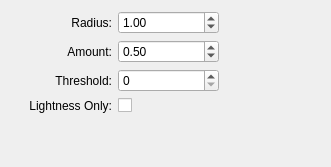
KDE/krita, file plugins/filters/unsharp/wdgunsharp.ui: the form before one commit.
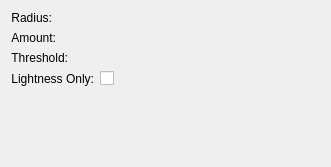
The form after the commit. Custom widgets are drawn as their Qt base class.

Commit message: Sliders added in Filter plugins to replace QSlider

What changed in the file:
```diff
--- a/plugins/filters/unsharp/wdgunsharp.ui
+++ b/plugins/filters/unsharp/wdgunsharp.ui
@@ -14,8 +14,8 @@
     <height>167</height>
    </rect>
   </property>
-  <layout class="QGridLayout" name="gridLayout">
-   <item column="0" row="0">
+  <layout class="QFormLayout" name="formLayout">
+   <item row="0" column="0">
     <widget class="QLabel" name="textLabel1">
      <property name="sizePolicy">
       <sizepolicy hsizetype="MinimumExpanding" vsizetype="Preferred">
@@ -34,33 +34,17 @@
      </property>
     </widget>
    </item>
-   <item column="1" row="0">
-    <widget class="KisDoubleParseSpinBox" name="doubleHalfSize">
+   <item row="0" column="1">
+    <widget class="KisDoubleSliderSpinBox" name="doubleHalfSize" native="true">
      <property name="sizePolicy">
-      <sizepolicy hsizetype="Expanding" vsizetype="Fixed">
+      <sizepolicy hsizetype="Expanding" vsizetype="Preferred">
        <horstretch>0</horstretch>
        <verstretch>0</verstretch>
       </sizepolicy>
      </property>
-     <property name="value">
-      <double>1.000000000000000</double>
-     </property>
     </widget>
    </item>
-   <item column="2" row="0" rowspan="4">
-    <spacer name="horizontalSpacer">
-     <property name="orientation">
-      <enum>Qt::Horizontal</enum>
-     </property>
-     <property name="sizeHint" stdset="0">
-      <size>
-       <width>40</width>
-       <height>20</height>
-      </size>
-     </property>
-    </spacer>
-   </item>
-   <item column="0" row="1">
+   <item row="1" column="0">
     <widget class="QLabel" name="textLabel3">
      <property name="sizePolicy">
       <sizepolicy hsizetype="MinimumExpanding" vsizetype="Preferred">
@@ -79,23 +63,7 @@
      </property>
     </widget>
    </item>
-   <item column="1" row="1">
-    <widget class="KisDoubleParseSpinBox" name="doubleAmount">
-     <property name="sizePolicy">
-      <sizepolicy hsizetype="Expanding" vsizetype="Fixed">
-       <horstretch>0</horstretch>
-       <verstretch>0</verstretch>
-      </sizepolicy>
-     </property>
-     <property name="singleStep">
-      <double>0.100000000000000</double>
-     </property>
-     <property name="value">
-      <double>0.500000000000000</double>
-     </property>
-    </widget>
-   </item>
-   <item column="0" row="2">
+   <item row="2" column="0">
     <widget class="QLabel" name="textLabel2">
      <property name="sizePolicy">
       <sizepolicy hsizetype="MinimumExpanding" vsizetype="Preferred">
@@ -114,17 +82,7 @@
      </property>
     </widget>
    </item>
-   <item column="1" row="2">
-    <widget class="KisIntParseSpinBox" name="intThreshold">
-     <property name="sizePolicy">
-      <sizepolicy hsizetype="Expanding" vsizetype="Fixed">
-       <horstretch>0</horstretch>
-       <verstretch>0</verstretch>
-      </sizepolicy>
-     </property>
-    </widget>
-   </item>
-   <item column="0" row="3">
+   <item row="3" column="0">
     <widget class="QLabel" name="label">
      <property name="text">
       <string>Lightness Only:</string>
@@ -137,14 +95,14 @@
      </property>
     </widget>
    </item>
-   <item column="1" row="3">
+   <item row="3" column="1">
     <widget class="QCheckBox" name="chkLightnessOnly">
      <property name="text">
       <string notr="true"/>
      </property>
     </widget>
    </item>
-   <item colspan="2" column="0" row="4">
+   <item row="4" column="0" colspan="2">
     <spacer>
      <property name="orientation">
       <enum>Qt::Vertical</enum>
@@ -160,18 +118,40 @@
      </property>
     </spacer>
    </item>
+   <item row="1" column="1">
+    <widget class="KisDoubleSliderSpinBox" name="doubleAmount" native="true">
+     <property name="sizePolicy">
+      <sizepolicy hsizetype="Expanding" vsizetype="Preferred">
+       <horstretch>0</horstretch>
+       <verstretch>0</verstretch>
+      </sizepolicy>
+     </property>
+    </widget>
+   </item>
+   <item row="2" column="1">
+    <widget class="KisSliderSpinBox" name="intThreshold" native="true">
+     <property name="sizePolicy">
+      <sizepolicy hsizetype="Expanding" vsizetype="Preferred">
+       <horstretch>0</horstretch>
+       <verstretch>0</verstretch>
+      </sizepolicy>
+     </property>
+    </widget>
+   </item>
   </layout>
  </widget>
  <customwidgets>
   <customwidget>
-   <class>KisIntParseSpinBox</class>
-   <extends>QSpinBox</extends>
-   <header>kis_int_parse_spin_box.h</header>
+   <class>KisSliderSpinBox</class>
+   <extends>QWidget</extends>
+   <header>kis_slider_spin_box.h</header>
+   <container>1</container>
   </customwidget>
   <customwidget>
-   <class>KisDoubleParseSpinBox</class>
-   <extends>QDoubleSpinBox</extends>
-   <header>kis_double_parse_spin_box.h</header>
+   <class>KisDoubleSliderSpinBox</class>
+   <extends>QWidget</extends>
+   <header>kis_slider_spin_box.h</header>
+   <container>1</container>
   </customwidget>
  </customwidgets>
  <resources/>
```
Left out of the diff: 2 changed lines with no effect on the pictures. The commit also changes 16 other files.
